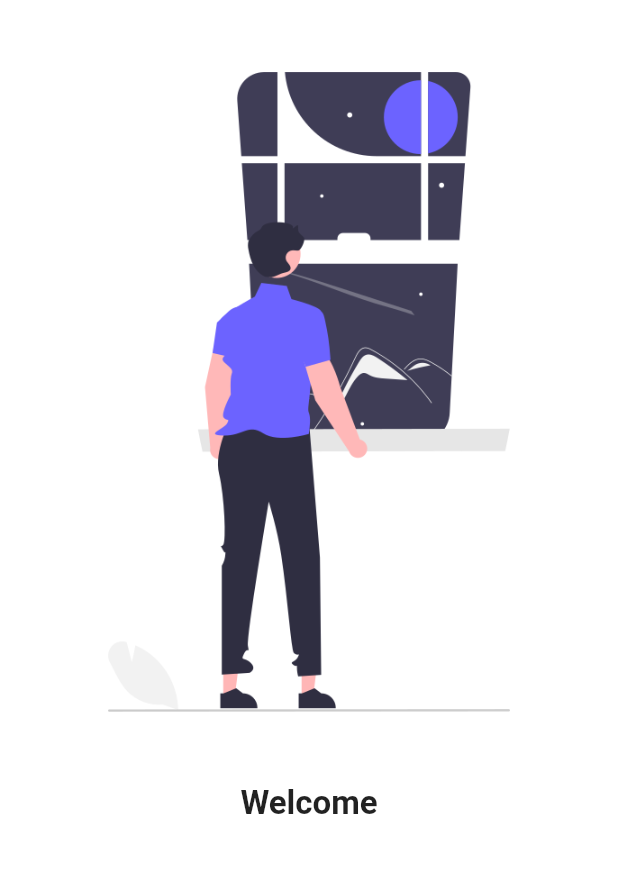
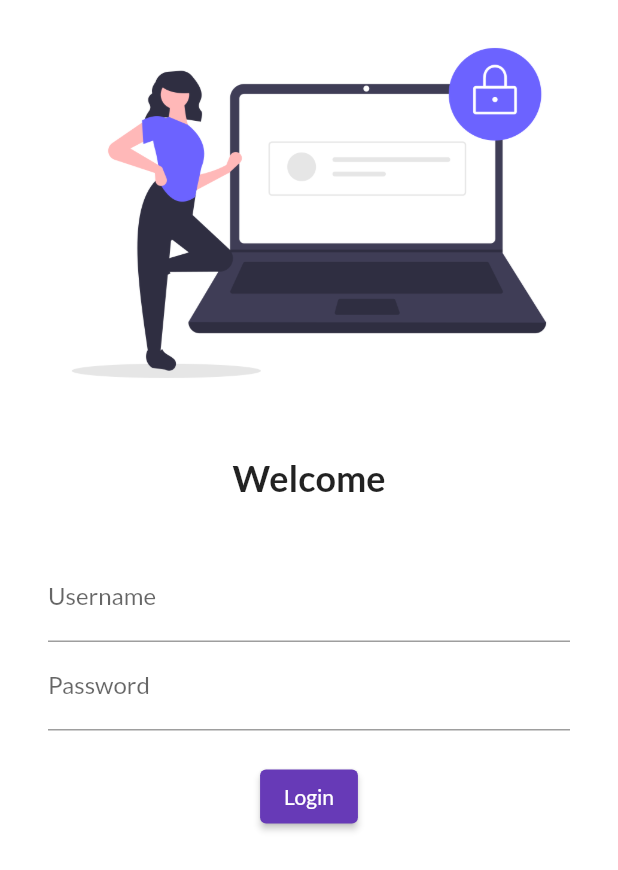
Before and after one commit to bsahani26/FlutterCatalogExample, a Flutter app: the screen it shows after launch, on a phone screen of 412 x 824 dp. Shown: the top 870 px of the screen. Run offline on Flutter 3.47's test engine with Material 2 defaults, Android fonts, the phone set to English and light mode, and no system bars; our stand-ins replace google_fonts.

Commit message:
learned columns, sizedbox, TextFormField, fonts

```diff
--- a/lib/main.dart
+++ b/lib/main.dart
@@ -1,4 +1,5 @@
 import 'package:flutter/material.dart';
+import 'package:google_fonts/google_fonts.dart';
 import 'package:my_flutter_app/pages/home_page.dart';
 import 'package:my_flutter_app/pages/login_page.dart';
 
@@ -14,7 +15,9 @@ class MyApp extends StatelessWidget {
     return MaterialApp(
       themeMode: ThemeMode.light,
       theme: ThemeData(
-        primarySwatch: Colors.deepPurple
+        primarySwatch: Colors.deepPurple,
+        fontFamily: GoogleFonts.lato().fontFamily,
+        primaryTextTheme: GoogleFonts.latoTextTheme()
       ),
       initialRoute: "/login",
       routes: {
--- a/lib/pages/login_page.dart
+++ b/lib/pages/login_page.dart
@@ -10,11 +10,45 @@ class LoginPage extends StatelessWidget {
       color: Colors.white,
       child: Column(
         children: [
-          Image.asset("assets/images/welcome_image.png",fit: BoxFit.cover,),
-          Text("Welcome",style: TextStyle(
-            fontSize: 22,
-            fontWeight: FontWeight.bold
-          ),)
+          Image.asset(
+            "assets/images/login_image.png",
+            fit: BoxFit.cover,
+          ),
+          SizedBox(
+            height: 20.0,
+          ),
+          Text("Welcome",
+              style: TextStyle(fontSize: 24, fontWeight: FontWeight.bold)),
+          SizedBox(
+            height: 20.0,
+          ),
+          Padding(
+            padding:
+                const EdgeInsets.symmetric(vertical: 16.0, horizontal: 32.0),
+            child: Column(
+              children: [
+                TextFormField(
+                  decoration: InputDecoration(
+                      hintText: "Enter user name", labelText: "Username"),
+                ),
+                TextFormField(
+                  obscureText: true,
+                  decoration: InputDecoration(
+                      hintText: "Enter user password", labelText: "Password"),
+                ),
+                SizedBox(
+                  height: 20.0,
+                ),
+                ElevatedButton(
+                  onPressed: () {
+                    print("Login pressed");
+                  },
+                  child: Text("Login"),
+                  style: ElevatedButton.styleFrom(),
+                )
+              ],
+            ),
+          )
         ],
       ),
     );
```
Also changed, not shown: assets/images/login_image.png (added).
